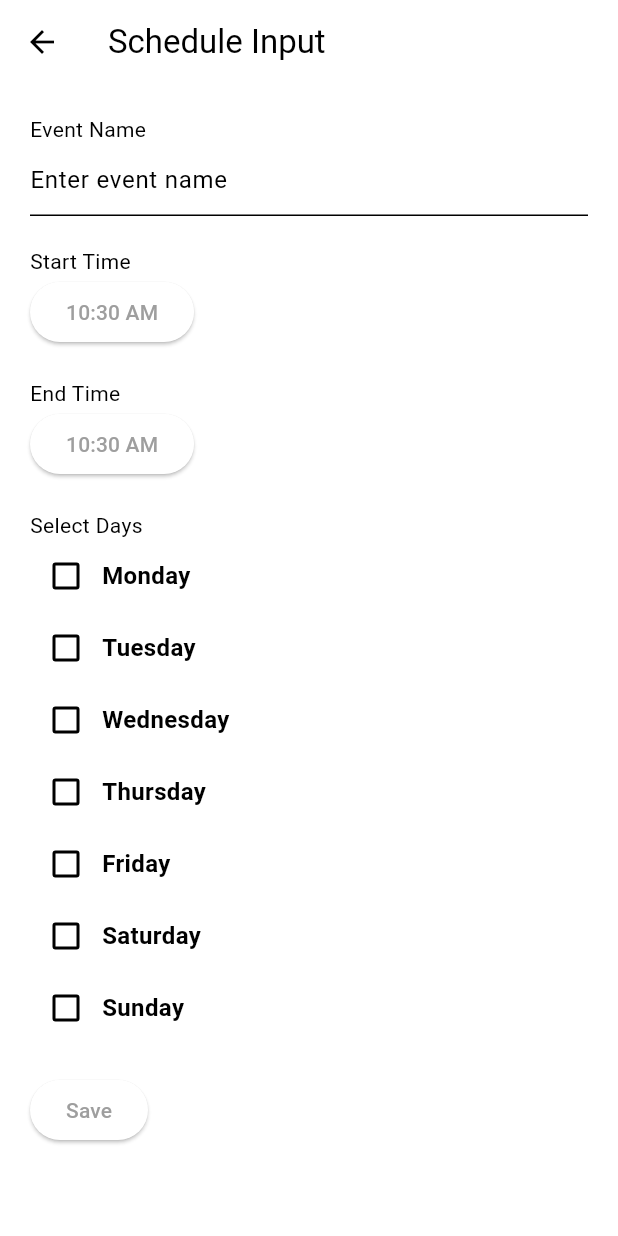
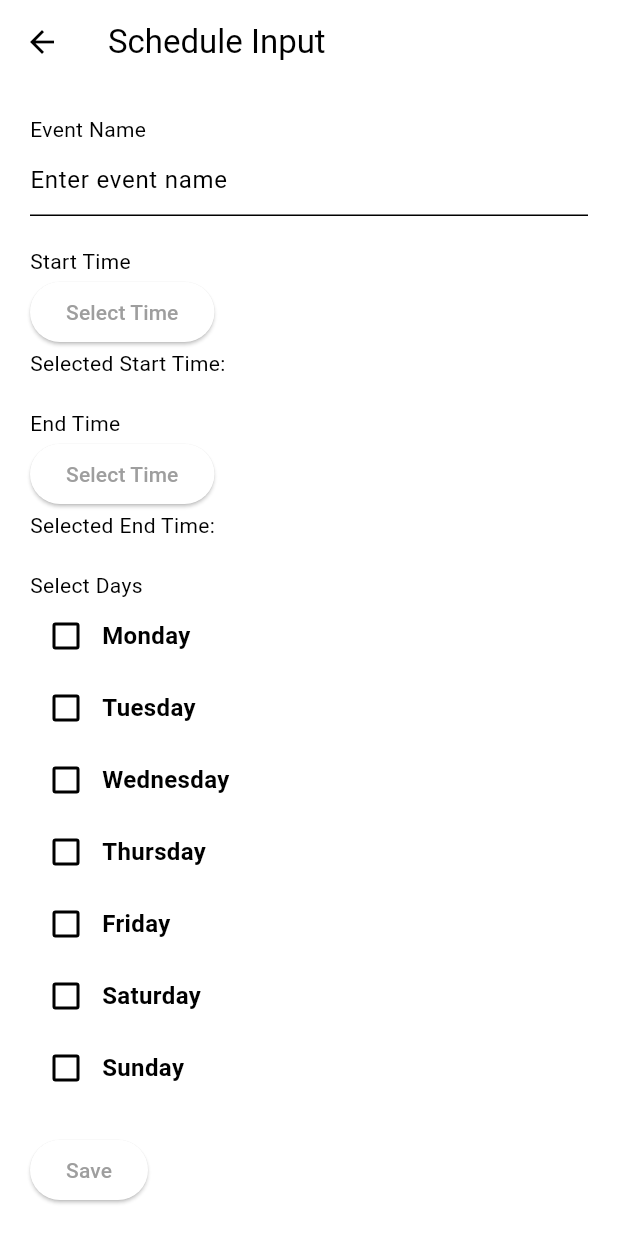
Before and after one commit to KelvQ/student_central, a Flutter app: the ScheduleInputPage screen opened directly, on a phone screen of 412 x 824 dp. Run offline on Flutter 3.47's test engine with Material 3 defaults, Android fonts, the phone set to English and light mode, and no system bars; our stand-ins replace cloud_firestore, firebase_auth, firebase_core; accounts and stored records are empty.

Commit message:
Added feature that displays selected time

```diff
--- a/lib/schedule.dart
+++ b/lib/schedule.dart
@@ -94,7 +94,7 @@ class _SchedulePageState extends State<SchedulePage> {
       builder: (BuildContext context) {
         return AlertDialog(
           title: Text('Delete Confirmation'),
-          content: Text('Are you sure you want to delete the event "${classInfo.eventName}" for all days?'),
+          content: Text('Are you sure you want to delete the class "${classInfo.eventName}" for all days?'),
           actions: <Widget>[
             TextButton(
               onPressed: () {
@@ -205,6 +205,8 @@ class _ScheduleInputPageState extends State<ScheduleInputPage> {
     'Saturday',
     'Sunday'
   ];
+  String _selectedStartTime = '';
+  String _selectedEndTime = '';
 
   @override
   Widget build(BuildContext context) {
@@ -228,14 +230,16 @@ class _ScheduleInputPageState extends State<ScheduleInputPage> {
             Text('Start Time'),
             ElevatedButton(
               onPressed: () => _selectStartTime(context),
-              child: Text(_startTime.format(context)),
+              child: Text('Select Time'),
             ),
+            Text('Selected Start Time: $_selectedStartTime'),
             SizedBox(height: 20.0),
             Text('End Time'),
             ElevatedButton(
               onPressed: () => _selectEndTime(context),
-              child: Text(_endTime.format(context)),
+              child: Text('Select Time'),
             ),
+            Text('Selected End Time: $_selectedEndTime'),
             SizedBox(height: 20.0),
             Text('Select Days'),
             Column(
@@ -269,8 +273,8 @@ class _ScheduleInputPageState extends State<ScheduleInputPage> {
                 // Handle saving schedule data
                 ClassInfo classInfo = ClassInfo(
                   eventName: _eventNameController.text,
-                  startTime: _startTime.format(context),
-                  endTime: _endTime.format(context),
+                  startTime: _selectedStartTime,
+                  endTime: _selectedEndTime,
                   selectedDays: _selectedDays,
                 );
 
@@ -293,6 +297,7 @@ class _ScheduleInputPageState extends State<ScheduleInputPage> {
     if (picked != null && picked != _startTime) {
       setState(() {
         _startTime = picked;
+        _selectedStartTime = picked.format(context);
       });
     }
   }
@@ -305,6 +310,7 @@ class _ScheduleInputPageState extends State<ScheduleInputPage> {
     if (picked != null && picked != _endTime) {
       setState(() {
         _endTime = picked;
+        _selectedEndTime = picked.format(context);
       });
     }
   }
```
